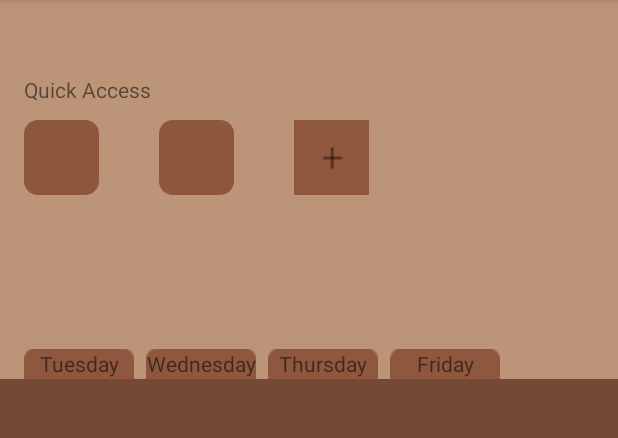
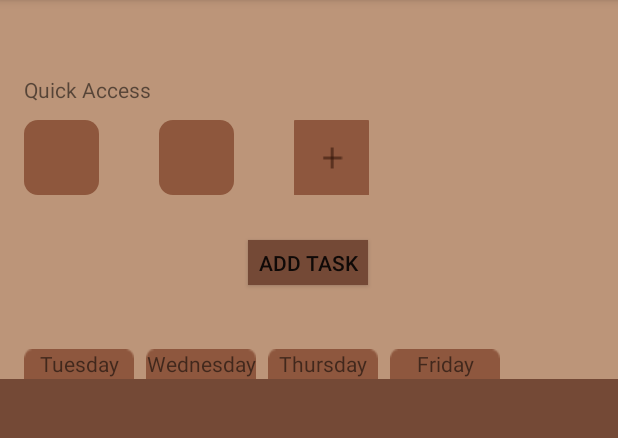
Before and after one commit to Mogaudium/Task_Manager_V1.0, an Android app: the screen it shows after launch (frame_1_activity), on a phone screen of 412 x 824 dp, the part 84-522 px from its top. Run offline under Robolectric (Android 15) with nearby library versions, the light colour scheme and no system bars.

Commit message:
Added add task button

```diff
--- a/app/src/main/res/layout/main_menu.xml
+++ b/app/src/main/res/layout/main_menu.xml
@@ -133,6 +133,18 @@
 			app:layout_constraintStart_toStartOf="@+id/day_of_week4"
 			app:layout_constraintTop_toTopOf="@+id/day_of_week4" />
 
+		<Button
+			android:id="@+id/add_task"
+			android:layout_width="80dp"
+			android:layout_height="30dp"
+			android:layout_marginTop="160dp"
+			android:background="#744936"
+			android:text="Add task"
+			app:layout_constraintEnd_toEndOf="parent"
+			app:layout_constraintHorizontal_bias="0.498"
+			app:layout_constraintStart_toStartOf="parent"
+			app:layout_constraintTop_toTopOf="parent" />
+
 		<!-- <EditText
 			android:id="@+id/task_input"
 			android:layout_width="wrap_content"
```
Also changed, not shown: app/src/main/java/com/example/test_design/frame_1_activity.java (+62 -51 lines). Lines whose indentation alone changed are shown as unchanged.
